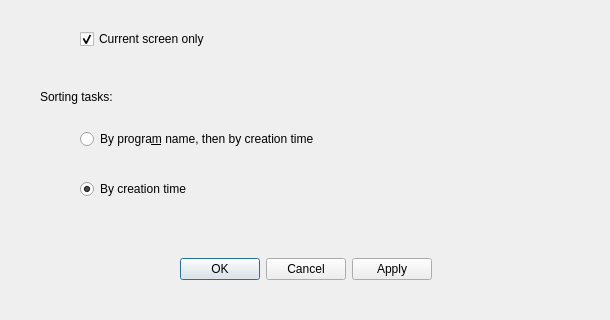
Before: the Qt Designer form src/view/task_manager_settings_dialog.ui in dangvd/ksmoothdock, drawn with Qt 5; both pictures show x 0 to 610 and y 147 to 467 of the 610 by 467 pixel window.
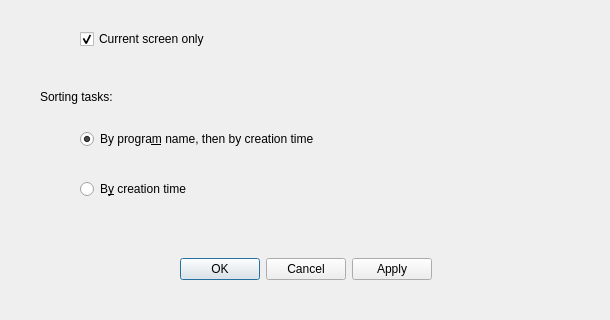
After: the same form once the commit is applied.

Commit message: Task Manager: Sort tasks by program name, then creation time #3

Patch:
```diff
--- a/src/view/task_manager_settings_dialog.ui
+++ b/src/view/task_manager_settings_dialog.ui
@@ -124,6 +124,9 @@
    <property name="text">
     <string>By progra&amp;m name, then by creation time</string>
    </property>
+   <property name="checked">
+    <bool>true</bool>
+   </property>
   </widget>
   <widget class="QRadioButton" name="sortCreationTime">
    <property name="geometry">
@@ -135,10 +138,10 @@
     </rect>
    </property>
    <property name="text">
-    <string>By creation time</string>
+    <string>B&amp;y creation time</string>
    </property>
    <property name="checked">
-    <bool>true</bool>
+    <bool>false</bool>
    </property>
   </widget>
  </widget>
```
The commit also changes 2 other files.
